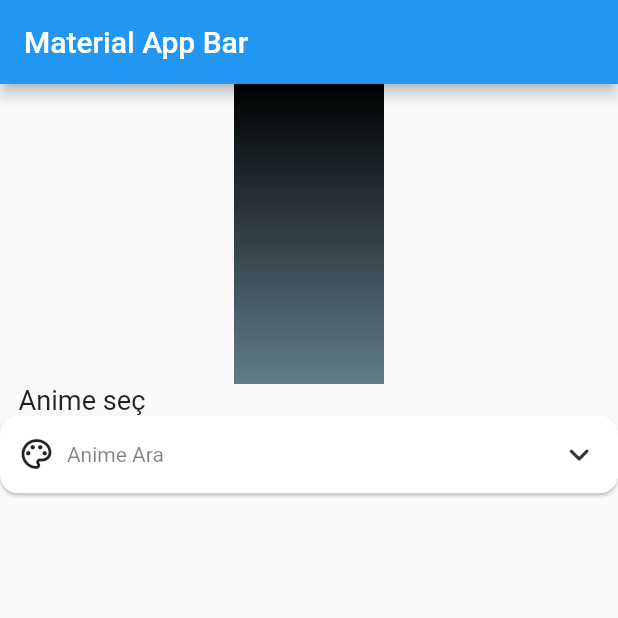
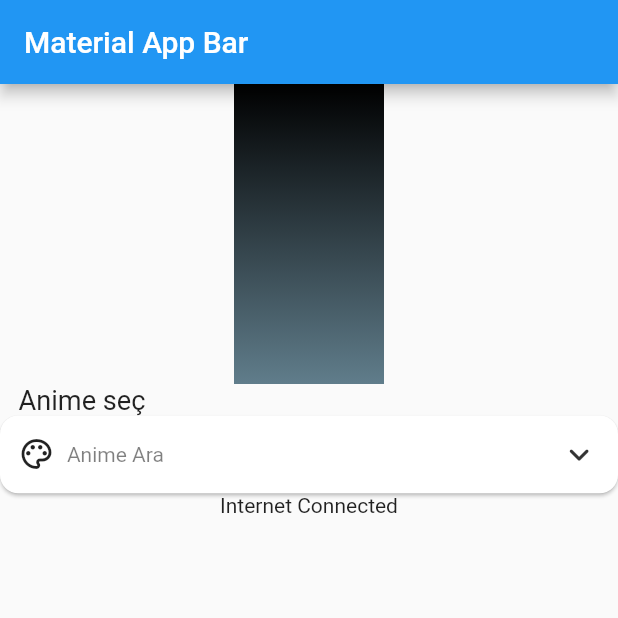
Before and after one commit to VB10/flutter-ready-to-use-widgets, a Flutter app: the screen it shows after launch, on a phone screen of 412 x 824 dp, the top half of it. Run offline on Flutter 3.47's test engine with Material 2 defaults, Android fonts, the phone set to English and light mode, and no system bars; our stand-ins replace bloc, flutter_bloc, internet_connection_checker; missing offline and left inert: vexana.

Commit message:
Internet Dependent Widget Added

```diff
--- /dev/null
+++ b/lib/atomic/sizedBox/sized_box_empty.dart
@@ -0,0 +1,13 @@
+import 'package:flutter/material.dart';
+
+class SizedBoxEmpty extends StatelessWidget {
+  const SizedBoxEmpty({Key? key}) : super(key: key); //Boş kutu
+
+  @override
+  Widget build(BuildContext context) {
+    return const SizedBox(
+      height: 0,
+      width: 0,
+    );
+  }
+}
--- /dev/null
+++ b/lib/feature/internet_connection/cubit/internet_cubit.dart
@@ -0,0 +1,37 @@
+import 'dart:async';
+
+import 'package:bloc/bloc.dart';
+import 'package:internet_connection_checker/internet_connection_checker.dart';
+
+part 'internet_state.dart';
+
+class InternetCubit extends Cubit<InternetState> {
+  final InternetConnectionChecker connectionChecker;
+  late StreamSubscription<InternetConnectionStatus>
+      connectivityStreamSubscription;
+
+  InternetCubit({required this.connectionChecker}) : super(InternetLoading()) {
+    monitorInternetConnection();
+  }
+  StreamSubscription<InternetConnectionStatus> monitorInternetConnection() {
+    return connectivityStreamSubscription =
+        connectionChecker.onStatusChange.listen(
+      (InternetConnectionStatus status) {
+        switch (status) {
+          case InternetConnectionStatus.connected:
+            emit(InternetConnected());
+            break;
+          case InternetConnectionStatus.disconnected:
+            emit(InternetDisconnected());
+            break;
+        }
+      },
+    );
+  }
+
+  @override
+  Future<void> close() {
+    connectivityStreamSubscription.cancel();
+    return super.close();
+  }
+}
--- /dev/null
+++ b/lib/feature/internet_connection/cubit/internet_state.dart
@@ -0,0 +1,9 @@
+part of 'internet_cubit.dart';
+
+abstract class InternetState {}
+
+class InternetLoading extends InternetState {}
+
+class InternetConnected extends InternetState {}
+
+class InternetDisconnected extends InternetState {}
--- /dev/null
+++ b/lib/feature/internet_connection/view/internet_dependent_widget.dart
@@ -0,0 +1,46 @@
+import 'package:flutter/material.dart';
+import 'package:flutter_bloc/flutter_bloc.dart';
+
+import '../../../atomic/sizedBox/sized_box_empty.dart';
+import '../cubit/internet_cubit.dart';
+
+class InternetDependentWidget extends StatelessWidget {
+  const InternetDependentWidget(
+      {Key? key,
+      required this.child,
+      this.showAlert = false,
+      this.internetFailMessage = 'Internet Disconnected'})
+      : super(key: key);
+  final bool showAlert;
+  final Widget
+      child; // Internet bağlantısı olduğunda gösterilmesi istenen widget. Örneğin refresh işlemi yapan bir ikon
+  final String
+      internetFailMessage; // Internet bağlantısı koptuğunda gösterilen ikaz. Easy localization ile kullanılabilir. Boş gönderilir ise default 'Internet Disconected' ikazı çıkar
+  @override
+  Widget build(BuildContext context) {
+    return BlocConsumer<InternetCubit, InternetState>(
+      listener: (context, state) {
+        if (state is InternetDisconnected && showAlert) {
+          showDisconnected(context);
+        }
+      },
+      builder: (context, state) {
+        if (state is InternetConnected) {
+          return child; //Eğer internet bağlantısı var ise kendisine gönderilen widgetı gösterir.
+        } else if (state is InternetLoading) {
+          return const Center(
+            child: CircularProgressIndicator
+                .adaptive(), //Eğer internet bağlantısı bekleniyor ise Circular Progress Icon gösterir.
+          );
+        } else {
+          return const SizedBoxEmpty(); //Eğer internet bağlantısı yok ise boş sizedbox gösterir.
+        }
+      },
+    );
+  }
+
+  void showDisconnected(BuildContext context) {
+    ScaffoldMessenger.of(context)
+        .showSnackBar(SnackBar(content: Text(internetFailMessage)));
+  }
+}
--- a/lib/main.dart
+++ b/lib/main.dart
@@ -1,12 +1,36 @@
 import 'package:flutter/material.dart';
-
+import 'package:flutter_bloc/flutter_bloc.dart';
+import 'package:internet_connection_checker/internet_connection_checker.dart';
 import 'atomic/container/gradient_container.dart';
 import 'feature/dropdown/searchable_dropdown_with_paginated_request/example/example.dart';
+import 'feature/internet_connection/cubit/internet_cubit.dart';
+import 'feature/internet_connection/view/internet_dependent_widget.dart';
 
-void main() => runApp(const MyApp());
+void main() => runApp(const AppBlocProvider());
+
+class AppBlocProvider extends StatelessWidget {
+  const AppBlocProvider({Key? key}) : super(key: key);
+
+  @override
+  Widget build(BuildContext context) {
+    return MultiBlocProvider(providers: [
+      BlocProvider<InternetCubit>(
+        //Uygulamanın herhangi bir yerinde bloc vasıtasıyla internet kontrol edilip işlem yapılabilir.
+        lazy: false,
+        create: (context) => InternetCubit(
+          connectionChecker:
+              InternetConnectionChecker(), //Internet durumunu burada tüm uygulama kullanımı için servis ediyoruz. Kullandığımız paket ayarları gerekli görülürse değiştirilebilir.
+        ),
+      ),
+    ], child: const MyApp());
+  }
+}
 
 class MyApp extends StatelessWidget {
   const MyApp({Key? key}) : super(key: key);
+
+  final String internetConnected = 'Internet Connected';
+  final String internetDisconnected = 'Internet Bağlantısı Kesildi';
 
   @override
   Widget build(BuildContext context) {
@@ -27,6 +51,13 @@
                 ),
               ),
               const SearchAbleDropdownWithPagintedRequestExample(),
+              InternetDependentWidget(
+                child: Text(
+                    internetConnected), // Internet bağlantısı olup olmasına göre gösterilen widget.
+                showAlert:
+                    true, //Internet bağlantısı olmadığında snackbar gösterimine olanak sağlar.
+                internetFailMessage: internetDisconnected,
+              ),
             ],
           ),
         ),
--- a/pubspec.yaml
+++ b/pubspec.yaml
@@ -13,6 +13,12 @@
     sdk: flutter
 
   cupertino_icons: ^1.0.2
+  #state management
+  bloc: ^8.0.3
+  flutter_bloc: ^8.0.1
+
+  #utility
+  internet_connection_checker: ^0.0.1+3
 
   vexana: ^2.8.0
 
```
Also changed, not shown: pubspec.lock, 7 other files.
